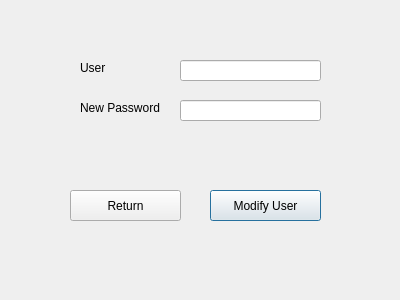
Above: qt/src/users/modifyuser.ui from fmxinliu/cmake-practice before the change. Below: the same form after it.
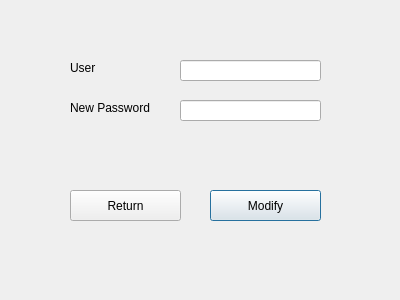
That is the form after the change.

Patch:
```diff
--- a/qt/src/users/modifyuser.ui
+++ b/qt/src/users/modifyuser.ui
@@ -23,7 +23,7 @@
     </rect>
    </property>
    <property name="text">
-    <string>Modify User</string>
+    <string>Modify</string>
    </property>
   </widget>
   <widget class="QPushButton" name="btnReturn">
@@ -73,7 +73,7 @@
   <widget class="QLabel" name="lblUser">
    <property name="geometry">
     <rect>
-     <x>80</x>
+     <x>70</x>
      <y>60</y>
      <width>68</width>
      <height>15</height>
@@ -89,9 +89,9 @@
   <widget class="QLabel" name="lblPassword">
    <property name="geometry">
     <rect>
-     <x>80</x>
+     <x>70</x>
      <y>100</y>
-     <width>81</width>
+     <width>101</width>
      <height>16</height>
     </rect>
    </property>
```
Left out of the diff: 3 changed lines with no effect on the pictures.
